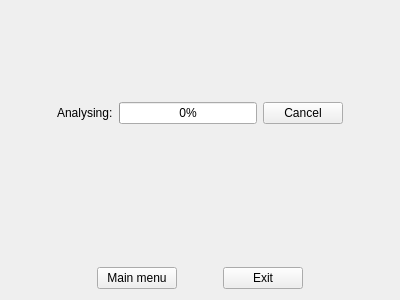
Before: the Qt Designer form SubScraperGUI/Diagnostics.ui in lkelly451/SubScraperGUI, drawn with Qt 5.
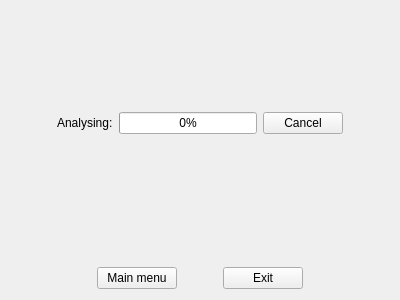
After: the same form once the commit is applied.

```diff
--- a/SubScraperGUI/Diagnostics.ui
+++ b/SubScraperGUI/Diagnostics.ui
@@ -44,6 +44,13 @@
          </property>
         </spacer>
        </item>
+       <item>
+        <widget class="QLabel" name="vidLabel">
+         <property name="text">
+          <string/>
+         </property>
+        </widget>
+       </item>
        <item>
         <layout class="QVBoxLayout" name="verticalLayout_2">
          <item>
```
